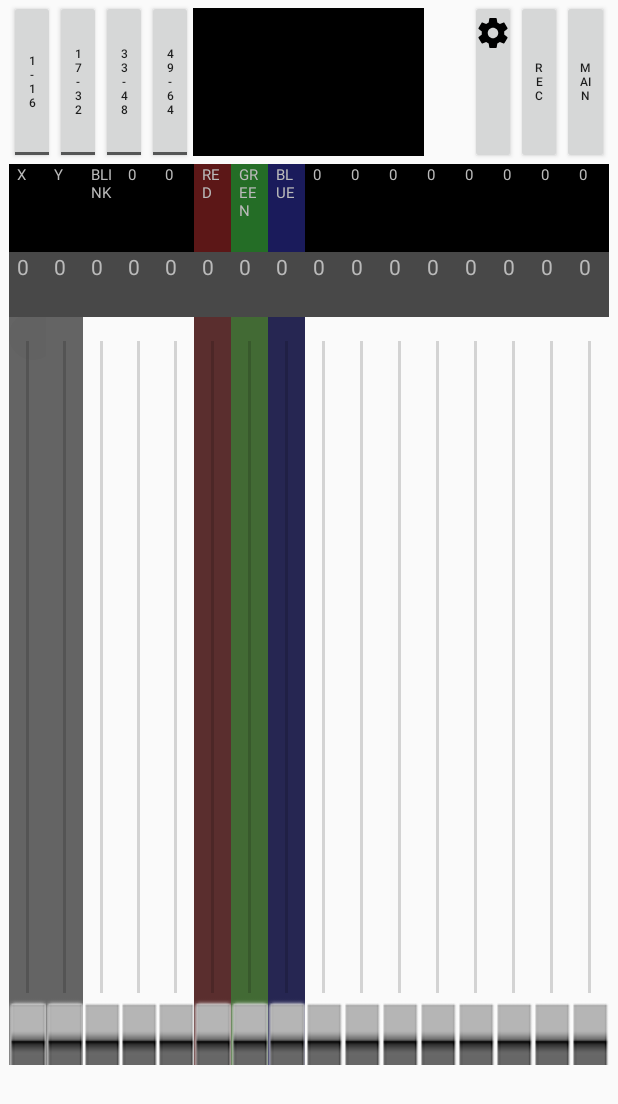
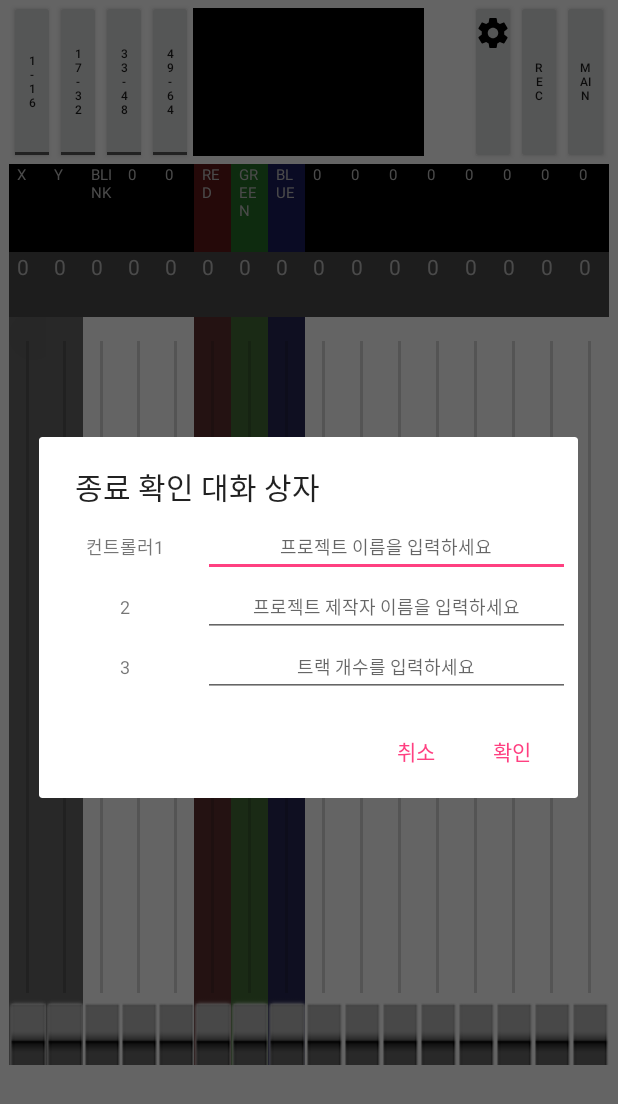
Before and after one commit to sheeeeon/DMXArio, an Android app: the fragment ControllerFragment shown on its own in the app's theme, after a tap on an icon or button, on a phone screen of 412 x 824 dp. Shown: the top 1104 px of the screen. Run offline under Robolectric (Android 15) with nearby library versions, the phone set to English and light mode, and no system bars; 2 statements that could not run were skipped.

Commit message:
Add Design Element.

```diff
--- a/app/src/main/java/com/icaynia/dmxario/ControllerFragment.java
+++ b/app/src/main/java/com/icaynia/dmxario/ControllerFragment.java
@@ -137,6 +137,7 @@ public class ControllerFragment extends Fragment implements SeekBar.OnSeekBarCha
         tb3 = (ToggleButton) v.findViewById(R.id.tbChannel3);
         tb4 = (ToggleButton) v.findViewById(R.id.tbChannel4);
 
+
         Button goMain1 = (Button) v.findViewById(R.id.goMain1);
         goMain1.setOnClickListener(this);
 
@@ -196,15 +197,14 @@ public class ControllerFragment extends Fragment implements SeekBar.OnSeekBarCha
             case R.id.goMain1:
                 ((MainActivity)getActivity()).fragmentReplace(MAIN_FRAGMENT);
                 break;
-
             case R.id.c_Rec:
                 ((MainActivity)getActivity()).makeToast("C_REC");
                 recordSceneStart();
                 break;
             case R.id.c_setting:
                 ((MainActivity)getActivity()).makeToast("C_SETTING");
+                onSetting();
                 break;
-
             case R.id.fader:
                 ToggleButton tn = (ToggleButton) getActivity().findViewById(R.id.fader);
                 if (tn.isChecked())
@@ -486,7 +486,33 @@ public class ControllerFragment extends Fragment implements SeekBar.OnSeekBarCha
 
     }
 
+    public void onSetting() {
+        final AlertDialog.Builder builder = new AlertDialog.Builder(getContext());     // 여기서 this는 Activity의 this
+        dialogV = getLayoutInflater(null).inflate(R.layout.dialog_controllersetting, null);
 
+        builder.setView(dialogV);
+        builder.setTitle("종료 확인 대화 상자");
+        builder.setPositiveButton("확인", new DialogInterface.OnClickListener() {
+            @Override
+            public void onClick(DialogInterface dialog, int which) {
+                ((MainActivity)getContext()).makeToast("Scene이 추가되었습니다.");
+                dialog.dismiss();
+            }
+        });
+        builder.setCancelable(false);
+        builder.setNegativeButton("취소", new DialogInterface.OnClickListener() {
+            @Override
+            public void onClick(DialogInterface dialog, int which) {
+                //((MainActivity)getContext()).makeToast("Scene 작성을 취소하였습니다.");
+                dialog.dismiss();
+            }
+        });
+
+        final AlertDialog alert = builder.create();
+        alert.setCanceledOnTouchOutside(false);
+
+        alert.show();    // 알림창 띄우기
+    }
 
     public int[] getParam(String command)
     {
--- a/app/src/main/java/com/icaynia/dmxario/Scene.java
+++ b/app/src/main/java/com/icaynia/dmxario/Scene.java
@@ -5,6 +5,8 @@ import android.os.Handler;
 import android.util.Log;
 
 import java.util.HashMap;
+import java.util.Iterator;
+import java.util.Map;
 import java.util.Timer;
 import java.util.TimerTask;
 
@@ -54,12 +56,26 @@ public class Scene {
             ((MainActivity)context).makeToast("가져오기 성공 : "+fileName);
             Log.e("Scene", "Load Completed : " + fileName);
         }
+
+    }
+
+    public void printAll() {
+
+        Iterator iterator = scn.entrySet().iterator();
+        Log.e("ScenePackage", "--\n");
+        while (iterator.hasNext()) {
+            Map.Entry entry = (Map.Entry) iterator.next();
+            Log.e("ScenePackage", "key : " + entry.getKey() + "    value : "
+                    + entry.getValue());
+        }
+        Log.e("ScenePackage", "\n--");
     }
 
     public void play()
     {
         this.run();
         Log.e("Scene", "Play();");
+        printAll();
     }
 
     public void stop()
@@ -122,6 +138,7 @@ public class Scene {
 
     // region private function
     private void run() {
+
         mTimer = new Timer();
         mTimer.schedule(
                 new TimerTask(){
--- a/app/src/main/java/com/icaynia/dmxario/SceneButton.java
+++ b/app/src/main/java/com/icaynia/dmxario/SceneButton.java
@@ -13,6 +13,7 @@ import java.util.HashMap;
  */
 public class SceneButton extends Button implements View.OnClickListener
 {
+    private View v;
     //region Properties
     private String                      SCENE_PROJECT;
     private String                      SCENE_FILE;
@@ -75,6 +76,8 @@ public class SceneButton extends Button implements View.OnClickListener
         mListener = listener;
     }
 
-
+    public void setBGColor() {
+        this.setBackgroundColor(0xFFFFFF);
+    }
 
 }
--- a/app/src/main/java/com/icaynia/dmxario/SceneFragment.java
+++ b/app/src/main/java/com/icaynia/dmxario/SceneFragment.java
@@ -37,7 +37,8 @@ public class SceneFragment extends Fragment implements csEventListener
         scenePackage = new ScenePackage(getContext());
         scenePackage.loadPackage("UntitledPackage");
         scenePackage.printAll();
-        scenePackage.playScene(1);
+
+        /* TEST */ scenePackage.playScene(1);
 
         //ButtonView
         Button goMain = (Button) v.findViewById(R.id.s_goMain1);
@@ -56,7 +57,15 @@ public class SceneFragment extends Fragment implements csEventListener
 
         }
 
+
+        this.updateView();
+
         return v;
+    }
+
+    public void updateView() {
+        String str = scenePackage.getScene(1).getSceneName();
+        scnBt[0].setBGColor();
     }
 
     @Override
@@ -65,4 +74,6 @@ public class SceneFragment extends Fragment implements csEventListener
     }
 
 
+
+
 }
--- a/app/src/main/java/com/icaynia/dmxario/ScenePackage.java
+++ b/app/src/main/java/com/icaynia/dmxario/ScenePackage.java
@@ -103,6 +103,10 @@ public class ScenePackage
         mObj.save(scn.getHashMap(), "Scene/"+getPackageName()+"/"+scnName+".scn");
     }
 
+    public Scene getScene(int slut) {
+        return scene[slut];
+    }
+
     public void playScene(int id)
     {
         this.stopScene(id);
--- a/app/src/main/res/layout/dialog_controllersetting.xml
+++ b/app/src/main/res/layout/dialog_controllersetting.xml
@@ -1,6 +1,83 @@
 <?xml version="1.0" encoding="utf-8"?>
 <LinearLayout xmlns:android="http://schemas.android.com/apk/res/android"
-    android:orientation="vertical" android:layout_width="match_parent"
-    android:layout_height="match_parent">
+    android:layout_width="250dp"
+    android:layout_height="wrap_content"
+    android:orientation="vertical"
+    android:padding="5dp" >
+
+    <LinearLayout
+        android:layout_width="match_parent"
+        android:layout_height="40dp"
+        android:orientation="horizontal"
+        android:weightSum="5">
+
+        <TextView
+            android:layout_width="0dp"
+            android:layout_height="match_parent"
+            android:layout_weight="1.5"
+            android:text="컨트롤러1"
+            android:textSize="12sp"
+            android:gravity="center"/>
+
+        <EditText
+            android:id="@+id/projectName_edit"
+            android:layout_width="0dp"
+            android:layout_height="match_parent"
+            android:layout_weight="3.5"
+            android:hint="프로젝트 이름을 입력하세요"
+            android:textSize="12sp"
+            android:gravity="center"/>
+
+    </LinearLayout>
+
+    <LinearLayout
+        android:layout_width="match_parent"
+        android:layout_height="40dp"
+        android:orientation="horizontal"
+        android:weightSum="5" >
+
+        <TextView
+            android:layout_width="0dp"
+            android:layout_height="match_parent"
+            android:layout_weight="1.5"
+            android:text="2"
+            android:textSize="12sp"
+            android:gravity="center" />
+
+        <EditText
+            android:id="@+id/makerInfo_edit"
+            android:layout_width="0dp"
+            android:layout_height="match_parent"
+            android:layout_weight="3.5"
+            android:hint="프로젝트 제작자 이름을 입력하세요"
+            android:textSize="12sp"
+            android:gravity="center" />
+    </LinearLayout>
+
+    <LinearLayout
+        android:layout_width="match_parent"
+        android:layout_height="40dp"
+        android:orientation="horizontal"
+        android:weightSum="5" >
+
+        <TextView
+            android:layout_width="0dp"
+            android:layout_height="match_parent"
+            android:layout_weight="1.5"
+            android:text="3"
+            android:textSize="12sp"
+            android:gravity="center" />
+
+        <EditText
+            android:layout_width="0dp"
+            android:layout_height="match_parent"
+            android:inputType="number"
+            android:ems="10"
+            android:id="@+id/trackCount_edit"
+            android:layout_weight="3.5"
+            android:hint="트랙 개수를 입력하세요"
+            android:textSize="12sp"
+            android:gravity="center" />
+    </LinearLayout>
 
 </LinearLayout>
```
